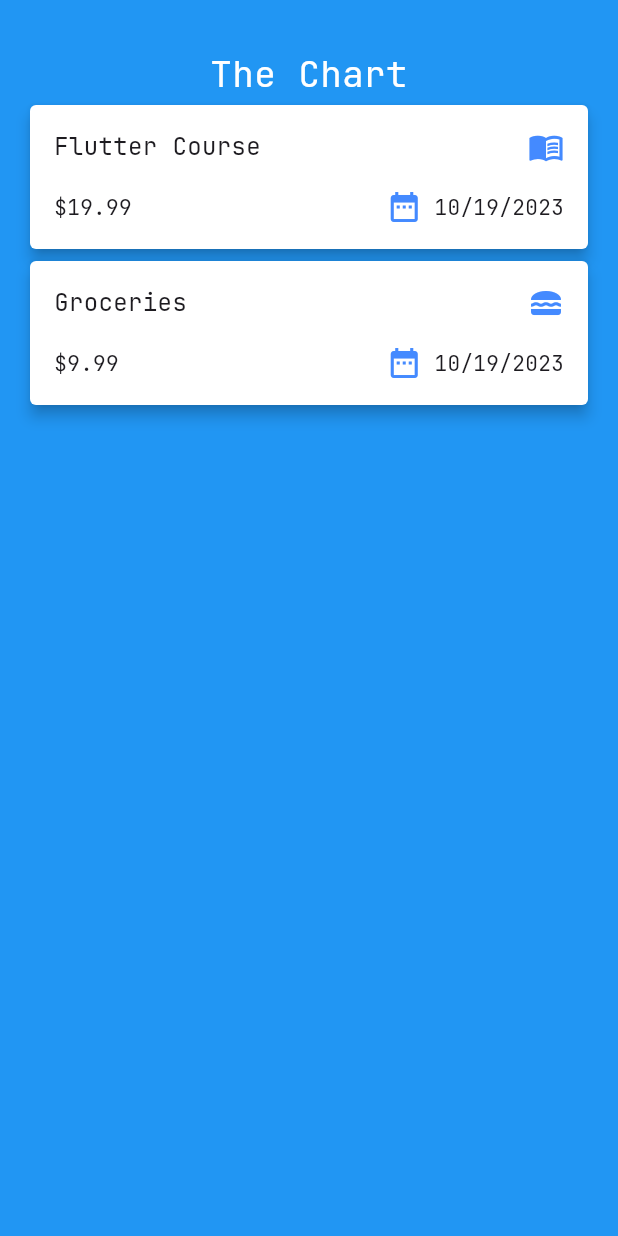
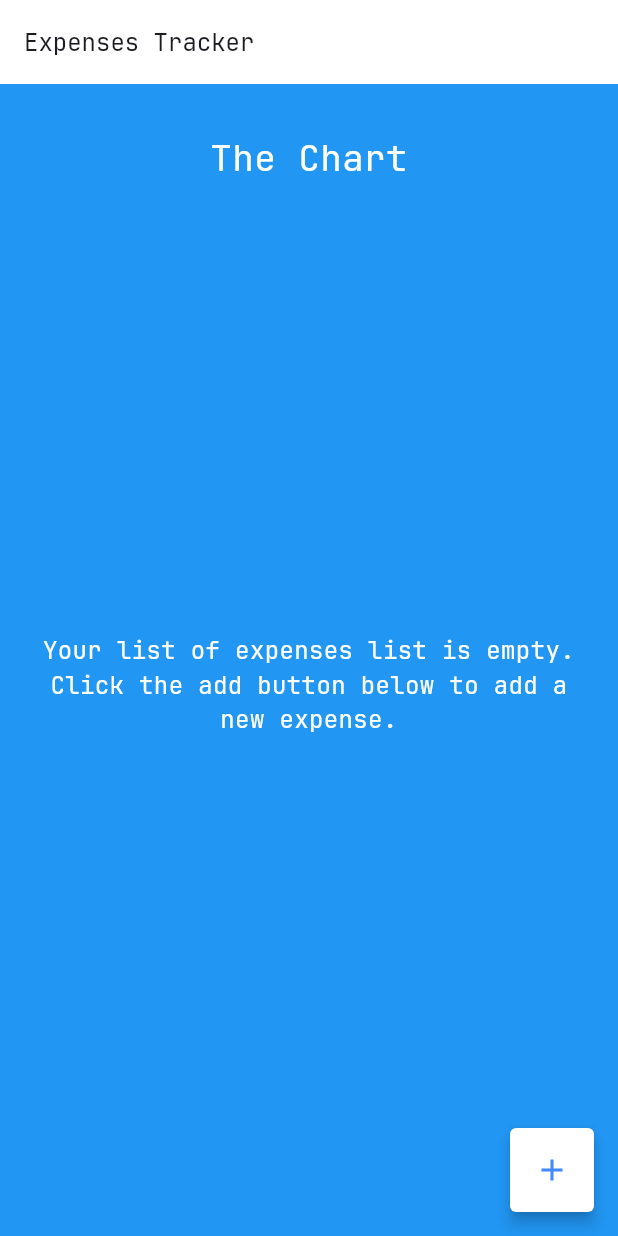
Before and after one commit to TNury/flutter_expenses_app, a Flutter app: the screen it shows after launch, on a phone screen of 412 x 824 dp. Run offline on Flutter 3.47's test engine with Material 2 defaults, Android fonts, the phone set to English and light mode, and no system bars; our stand-ins replace flutter_animate.

Commit message:
feat: Implement creation of expense

```diff
--- a/lib/widgets/screens/expenses_screen.dart
+++ b/lib/widgets/screens/expenses_screen.dart
@@ -1,4 +1,6 @@
 import 'package:flutter/material.dart';
+import 'package:flutter_expenses_tracker/widgets/ui/modals/expense_creation_modal.dart';
+import 'package:flutter_expenses_tracker/widgets/ui/specialized/navbar/navbar.dart';
 import 'package:flutter_expenses_tracker/models/expense.dart';
 import 'package:flutter_expenses_tracker/widgets/ui/specialized/expenses_list/expenses_list.dart';
 
@@ -10,27 +12,32 @@ class ExpensesScreen extends StatefulWidget {
 }
 
 class _ExpensesScreenState extends State<ExpensesScreen> {
-  final List<Expense> _registeredExpenses = [
-    Expense(
-      title: 'Flutter Course',
-      category: Category.study,
-      amount: 19.99,
-      date: DateTime.now(),
+  final List<Expense> _registeredExpenses = [];
+
+  void createExpense(Expense expense) {
+    setState(() {
+      _registeredExpenses.add(expense);
+    });
+  }
+
+  void _openExpenseAdditionOverlay() {
+    showModalBottomSheet(
+      context: context,
+      isScrollControlled: true,
+      // shape: ,
+      builder: (modalContext) => ExpenseCreationModal(
+        createExpense: createExpense,
       ),
-    Expense(
-      title: 'Groceries',
-      category: Category.food,
-      amount: 9.99,
-      date: DateTime.now(),
-    )
-  ];
+    );
+  }
 
   @override
   Widget build(context) {
     return Scaffold(
-      body: Center(
-        child: Container(
-          decoration: const BoxDecoration(color: Colors.blue),
+      appBar: const Navbar(),
+      backgroundColor: Colors.blue,
+      resizeToAvoidBottomInset: false,
+      body: Container(
         padding: const EdgeInsets.symmetric(vertical: 32, horizontal: 16),
         child: Column(
           mainAxisSize: MainAxisSize.min,
@@ -41,9 +48,15 @@ class _ExpensesScreenState extends State<ExpensesScreen> {
             ),
             Expanded(
               child: ExpensesList(_registeredExpenses),
-              )
+            ),
           ],
         ),
+      ),
+      floatingActionButton: FloatingActionButton(
+        onPressed: _openExpenseAdditionOverlay,
+        child: const Icon(
+          Icons.add,
+          color: Colors.blueAccent,
         ),
       ),
     );
```
Also changed, not shown: lib/theme/theme.dart (+31 -14 lines), lib/widgets/ui/modals/expense_creation_modal.dart (added, +145 -0 lines). Lines whose indentation alone changed are shown as unchanged.
